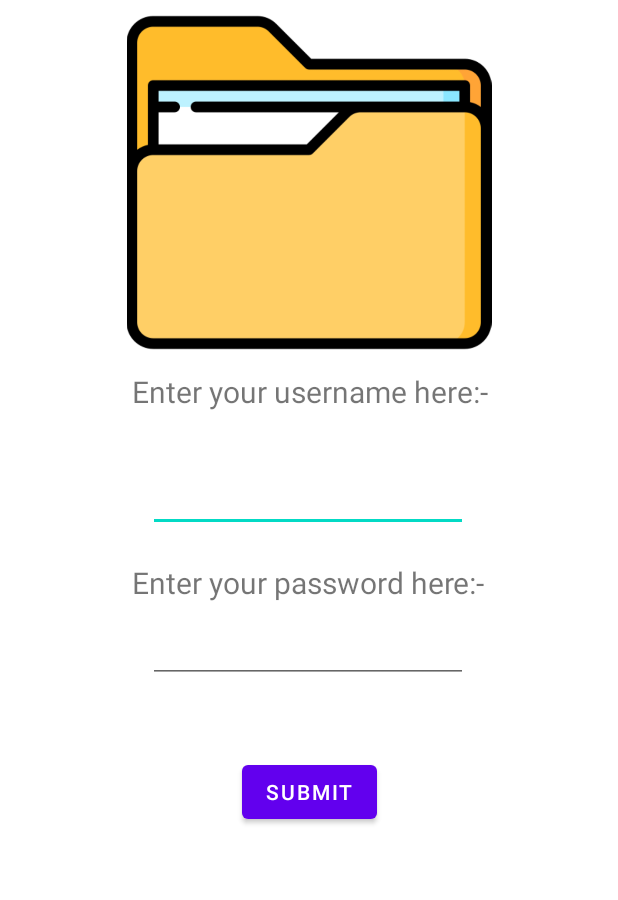
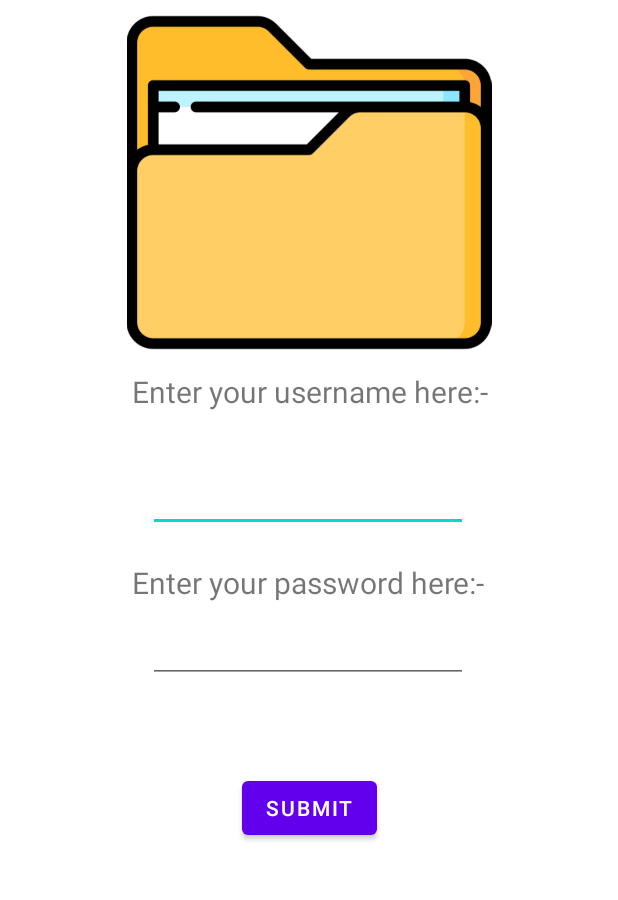
Before and after one commit to Hrishikesh885/LINKLET, an Android app: the screen it shows after launch (MainActivity), on a phone screen of 412 x 824 dp, the part 336-1236 px from its top. Run offline under Robolectric (Android 15) with nearby library versions, the phone set to English and light mode, and no system bars.

Commit message:
commit 2

```diff
--- a/app/src/main/res/layout/activity_main.xml
+++ b/app/src/main/res/layout/activity_main.xml
@@ -37,7 +37,7 @@
         android:layout_marginTop="4dp"
         android:text="@string/u_name"
         android:textAlignment="center"
-        android:textSize="20dp"
+        android:textSize="20sp"
         app:layout_constraintBottom_toBottomOf="parent"
         app:layout_constraintEnd_toEndOf="parent"
         app:layout_constraintStart_toStartOf="parent"
@@ -51,7 +51,7 @@
         android:layout_marginTop="20dp"
         android:ems="10"
         android:inputType="textPersonName"
-        android:text=""
+
         app:layout_constraintBottom_toBottomOf="parent"
         app:layout_constraintEnd_toEndOf="parent"
         app:layout_constraintHorizontal_bias="0.497"
@@ -97,5 +97,6 @@
         app:layout_constraintBottom_toBottomOf="parent"
         app:layout_constraintEnd_toEndOf="parent"
         app:layout_constraintStart_toStartOf="parent"
-        app:layout_constraintTop_toBottomOf="@+id/editTextTextPersonName2" />
+        app:layout_constraintTop_toBottomOf="@+id/editTextTextPersonName2"
+        app:layout_constraintVertical_bias="0.614" />
 </androidx.constraintlayout.widget.ConstraintLayout>
```
